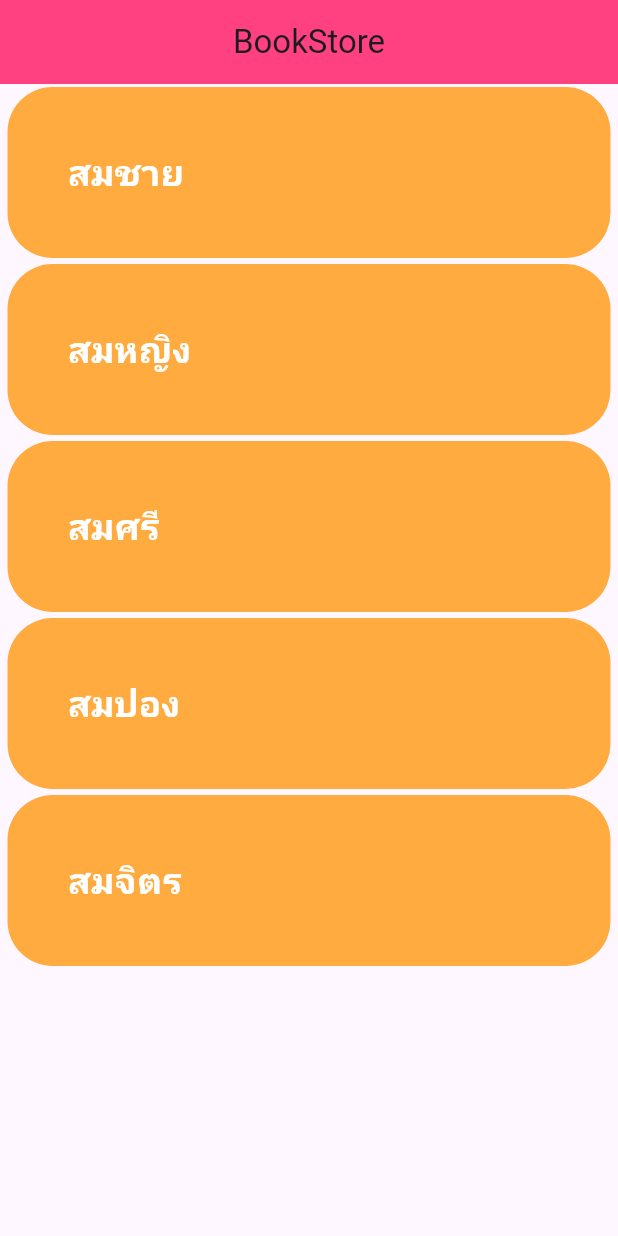
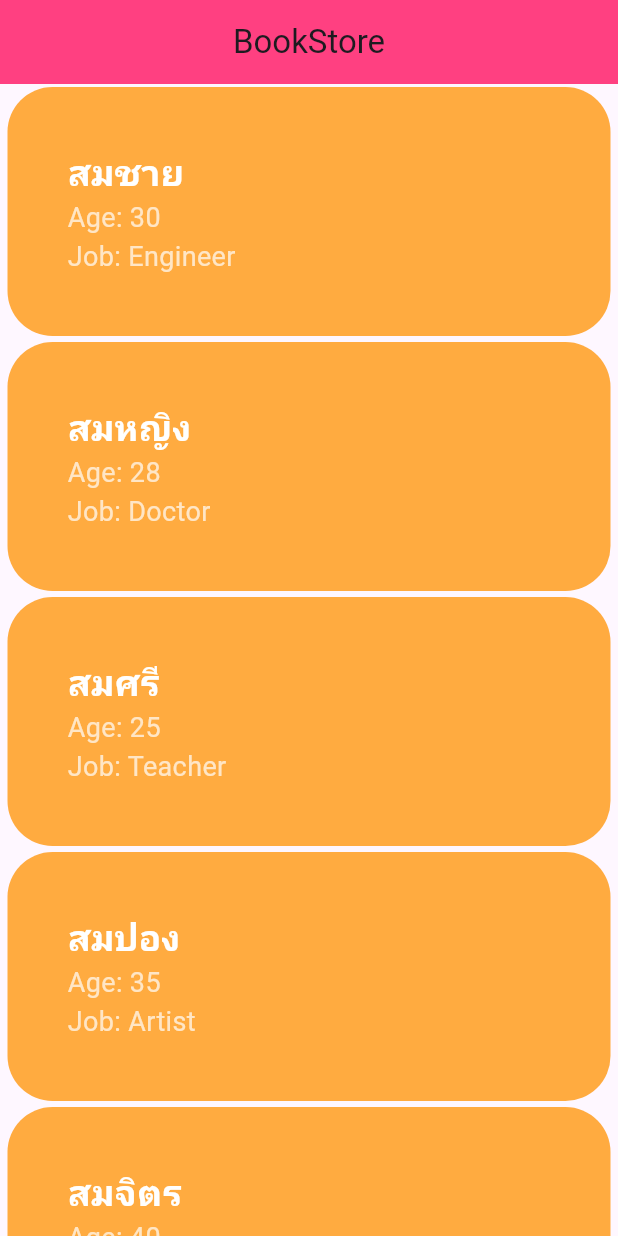
Before and after one commit to JJkittipop/Assignment67_2, a Flutter app: the screen it shows after launch, on a phone screen of 412 x 824 dp. Run offline on Flutter 3.47's test engine with Material 3 defaults, Android fonts, the phone set to English and light mode, and no system bars.

Commit message:
make a model for store data

```diff
--- /dev/null
+++ b/lib/models/person.dart
@@ -0,0 +1,18 @@
+// Step 10: make a model for store data
+
+class Person {
+  String name;
+  int age;
+  String job;
+
+  // Constructor
+  Person({required this.name, required this.age, required this.job});
+}
+
+List<Person> personList = [
+  Person(name: "สมชาย", age: 30, job: "Engineer"),
+  Person(name: "สมหญิง", age: 28, job: "Doctor"),
+  Person(name: "สมศรี", age: 25, job: "Teacher"),
+  Person(name: "สมปอง", age: 35, job: "Artist"),
+  Person(name: "สมจิตร", age: 40, job: "Chef"),
+];
--- a/lib/screen/item.dart
+++ b/lib/screen/item.dart
@@ -2,6 +2,9 @@
 // Step 9: listview widget
 
 import 'package:flutter/material.dart';
+
+// Step 10: make a model for store data
+import 'package:test_assignment_67_2/models/person.dart';
 
 class Item extends StatefulWidget {
   const Item({super.key});
@@ -26,7 +29,7 @@
   // }
 
   // Step 9: listview widget
-  List data = ["สมชาย", "สมหญิง", "สมศรี", "สมปอง", "สมจิตร"];
+  // List data = ["สมชาย", "สมหญิง", "สมศรี", "สมปอง", "สมจิตร"];
 
   @override
   Widget build(BuildContext context) {
@@ -61,17 +64,45 @@
           ),
           margin: EdgeInsets.symmetric(vertical: 2, horizontal: 5),
           padding: EdgeInsets.all(40),
-          child: Text(
-            data[index],
+          // child: Text(
+          //   data[index],
+          //   style: TextStyle(
+          //     fontSize: 24,
+          //     color: Colors.white,
+          //     fontWeight: FontWeight.bold,
+          //   ),
+          // ),
+
+          // Step 10: make a model for store data
+          child: Row(
+            mainAxisAlignment: MainAxisAlignment.spaceBetween,
+            children: [
+              Column(
+                crossAxisAlignment: CrossAxisAlignment.start,
+                children: [
+                  Text(
+                    personList[index].name,
                     style: TextStyle(
                       fontSize: 24,
                       color: Colors.white,
                       fontWeight: FontWeight.bold,
                     ),
                   ),
+                  Text(
+                    "Age: ${personList[index].age}",
+                    style: TextStyle(fontSize: 18, color: Colors.white70),
+                  ),
+                  Text(
+                    "Job: ${personList[index].job}",
+                    style: TextStyle(fontSize: 18, color: Colors.white70),
+                  ),
+                ],
+              ),
+            ],
+        ),
         );
       },
-      itemCount: data.length,
+      itemCount: personList.length,
   );
   }
 }
```
Lines whose indentation alone changed are shown as unchanged.
